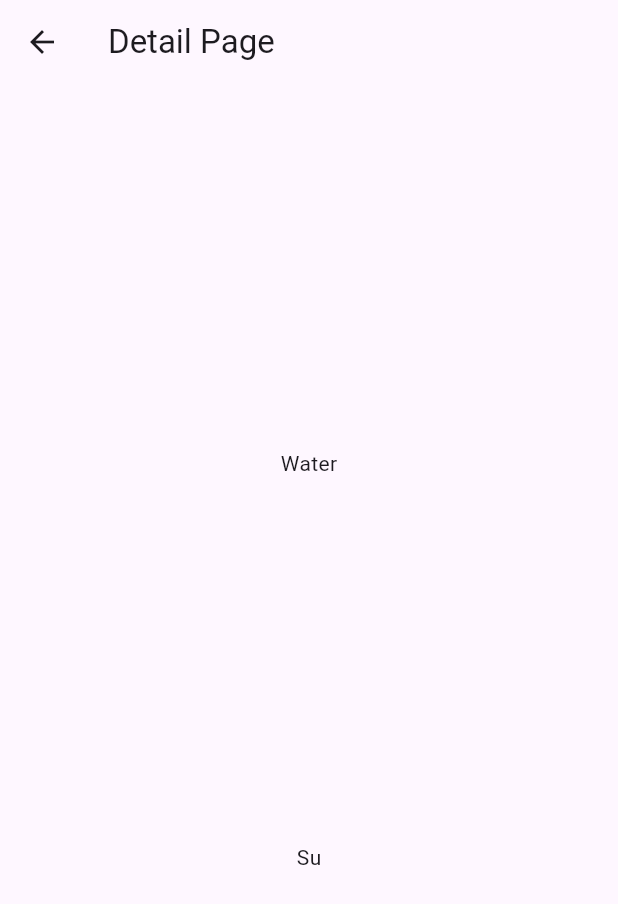
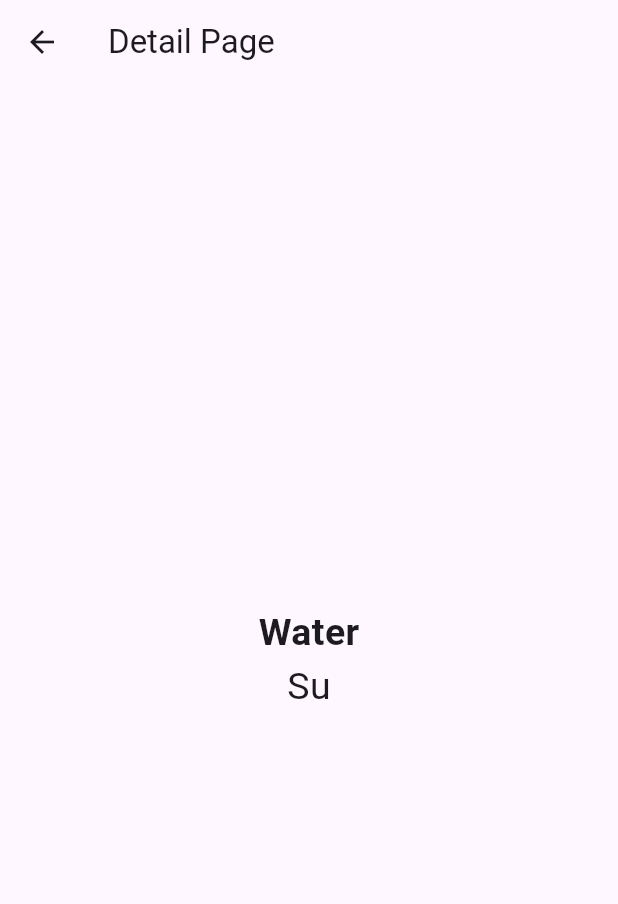
Before and after one commit to meminglr/dictionary-app, a Flutter app: the screen it shows after launch, after a tap on "Water", on a phone screen of 412 x 824 dp. Shown: the top 904 px of the screen. Run offline on Flutter 3.47's test engine with Material 3 defaults, Android fonts, the phone set to English and light mode, and no system bars.

Commit message:
Update DetailPage and HomePage UI for improved readability and layout

```diff
--- a/lib/detail_page.dart
+++ b/lib/detail_page.dart
@@ -20,10 +20,16 @@ class _DetailPageState extends State<DetailPage> {
       appBar: AppBar(title: Text("Detail Page")),
       body: Center(
         child: Column(
-          mainAxisAlignment: MainAxisAlignment.spaceEvenly,
+          mainAxisAlignment: MainAxisAlignment.center,
           children: [
-            Text("${widget.word.english}"),
-            Text("${widget.word.turkish}")
+            Text(
+              "${widget.word.english}",
+              style: TextStyle(fontSize: 25, fontWeight: FontWeight.bold),
+            ),
+            Text(
+              "${widget.word.turkish}",
+              style: TextStyle(fontSize: 25),
+            )
           ],
         ),
       ),
--- a/lib/main.dart
+++ b/lib/main.dart
@@ -97,15 +97,24 @@ class _HomePageState extends State<HomePage> {
                               ),
                             ));
                       },
+                      child: Padding(
+                        padding: const EdgeInsets.symmetric(horizontal: 8.0),
                         child: SizedBox(
-                        height: 75,
+                          height: 100,
                           child: Card.filled(
                             child: Row(
                               mainAxisAlignment: MainAxisAlignment.spaceEvenly,
                               children: [
-                              Text(wordList![index].english),
-                              Text(wordList[index].turkish)
+                                Text(
+                                  wordList![index].english,
+                                  style: TextStyle(
+                                      fontSize: 25,
+                                      fontWeight: FontWeight.bold),
+                                ),
+                                Text(wordList[index].turkish,
+                                    style: TextStyle(fontSize: 25)),
                               ],
+                            ),
                           ),
                         ),
                       ),
```
Also changed, not shown: pubspec.lock. Lines whose indentation alone changed are shown as unchanged.
